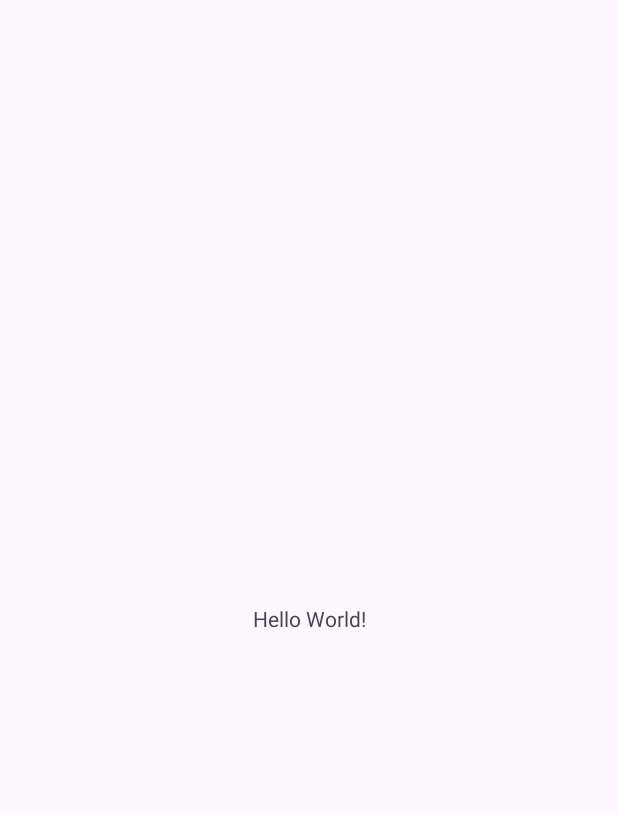
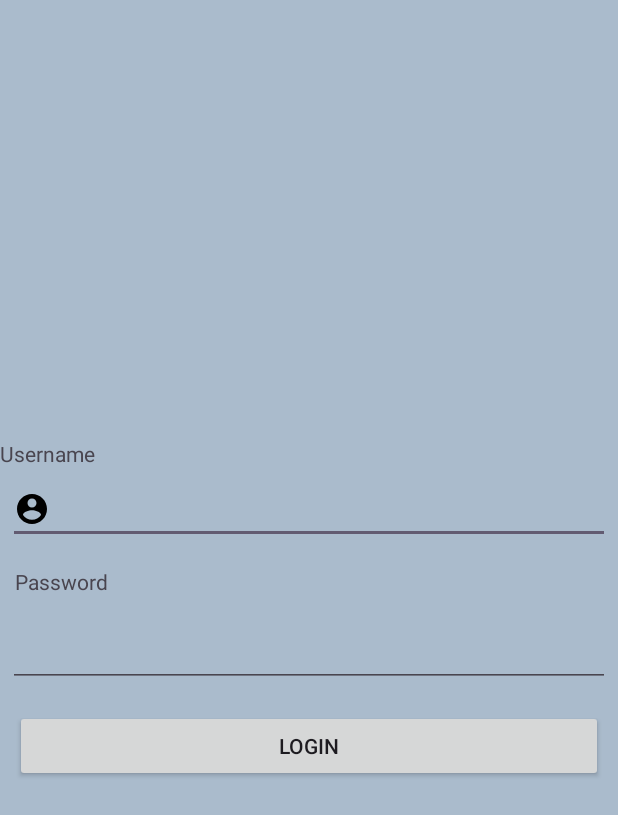
Before and after one commit to merlin0551/Movie-app-Android, an Android app: the screen it shows after launch (MainActivity), on a phone screen of 412 x 824 dp. Before the commit the part shown is almost empty. Shown: the top 815 px of the screen. Run offline under Robolectric (Android 15) with nearby library versions, the phone set to English and light mode, and no system bars.

Commit message:
project updated

```diff
--- a/app/src/main/java/com/example/movieapp/MainActivity.java
+++ b/app/src/main/java/com/example/movieapp/MainActivity.java
@@ -1,6 +1,8 @@
 package com.example.movieapp;
 
 import android.os.Bundle;
+import android.widget.Button;
+import android.widget.EditText;
 
 import androidx.activity.EdgeToEdge;
 import androidx.appcompat.app.AppCompatActivity;
@@ -10,15 +12,20 @@ import androidx.core.view.WindowInsetsCompat;
 
 public class MainActivity extends AppCompatActivity {
 
+    EditText et1,et2;
+    Button b1;
+    String getUname,getPassword;
     @Override
     protected void onCreate(Bundle savedInstanceState) {
         super.onCreate(savedInstanceState);
         EdgeToEdge.enable(this);
         setContentView(R.layout.activity_main);
-        ViewCompat.setOnApplyWindowInsetsListener(findViewById(R.id.main), (v, insets) -> {
-            Insets systemBars = insets.getInsets(WindowInsetsCompat.Type.systemBars());
-            v.setPadding(systemBars.left, systemBars.top, systemBars.right, systemBars.bottom);
-            return insets;
-        });
+
+        et1=(EditText) findViewById(R.id.uname);
+        et2=(EditText) findViewById(R.id.passwrd);
+        b1=(Button) findViewById(R.id.login);
+
+        getUname=et1.getText().toString();
+        getPassword=et2.getText().toString();
     }
 }
--- /dev/null
+++ b/app/src/main/res/drawable/baseline_account_circle_24.xml
@@ -0,0 +1,5 @@
+<vector xmlns:android="http://schemas.android.com/apk/res/android" android:height="24dp" android:tint="#000000" android:viewportHeight="24" android:viewportWidth="24" android:width="24dp">
+
+    <path android:fillColor="@android:color/white" android:pathData="M12,2C6.48,2 2,6.48 2,12s4.48,10 10,10 10,-4.48 10,-10S17.52,2 12,2zM12,5c1.66,0 3,1.34 3,3s-1.34,3 -3,3 -3,-1.34 -3,-3 1.34,-3 3,-3zM12,19.2c-2.5,0 -4.71,-1.28 -6,-3.22 0.03,-1.99 4,-3.08 6,-3.08 1.99,0 5.97,1.09 6,3.08 -1.29,1.94 -3.5,3.22 -6,3.22z"/>
+
+</vector>
--- a/app/src/main/res/layout/activity_main.xml
+++ b/app/src/main/res/layout/activity_main.xml
@@ -1,19 +1,41 @@
-<?xml version="1.0" encoding="utf-8"?>
-<androidx.constraintlayout.widget.ConstraintLayout xmlns:android="http://schemas.android.com/apk/res/android"
-    xmlns:app="http://schemas.android.com/apk/res-auto"
-    xmlns:tools="http://schemas.android.com/tools"
-    android:id="@+id/main"
-    android:layout_width="match_parent"
+<LinearLayout android:layout_width="match_parent"
     android:layout_height="match_parent"
-    tools:context=".MainActivity">
+    android:orientation="vertical"
+    android:background="#aabbcc"
+    android:gravity="center"
+    xmlns:android="http://schemas.android.com/apk/res/android">
 
     <TextView
-        android:layout_width="wrap_content"
+        android:text="Username"
+        android:layout_width="match_parent"
+        android:layout_height="wrap_content" />
+
+    <EditText
+        android:drawableLeft="@drawable/baseline_account_circle_24"
+        android:id="@+id/uname"
+        android:layout_width="match_parent"
         android:layout_height="wrap_content"
-        android:text="Hello World!"
-        app:layout_constraintBottom_toBottomOf="parent"
-        app:layout_constraintEnd_toEndOf="parent"
-        app:layout_constraintStart_toStartOf="parent"
-        app:layout_constraintTop_toTopOf="parent" />
+        android:layout_margin="5dp" />
 
-</androidx.constraintlayout.widget.ConstraintLayout>
+    <TextView
+        android:text="Password"
+        android:layout_margin="10dp"
+        android:layout_width="match_parent"
+        android:layout_height="wrap_content" />
+
+    <EditText
+        android:id="@+id/passwrd"
+        android:inputType="textPassword"
+        android:layout_width="match_parent"
+        android:layout_height="wrap_content"
+        android:layout_margin="5dp" />
+
+    <androidx.appcompat.widget.AppCompatButton
+        android:id="@+id/login"
+        android:text="Login"
+        android:layout_margin="10dp"
+        android:layout_width="match_parent"
+        android:layout_height="wrap_content" />
+
+
+</LinearLayout>
```
